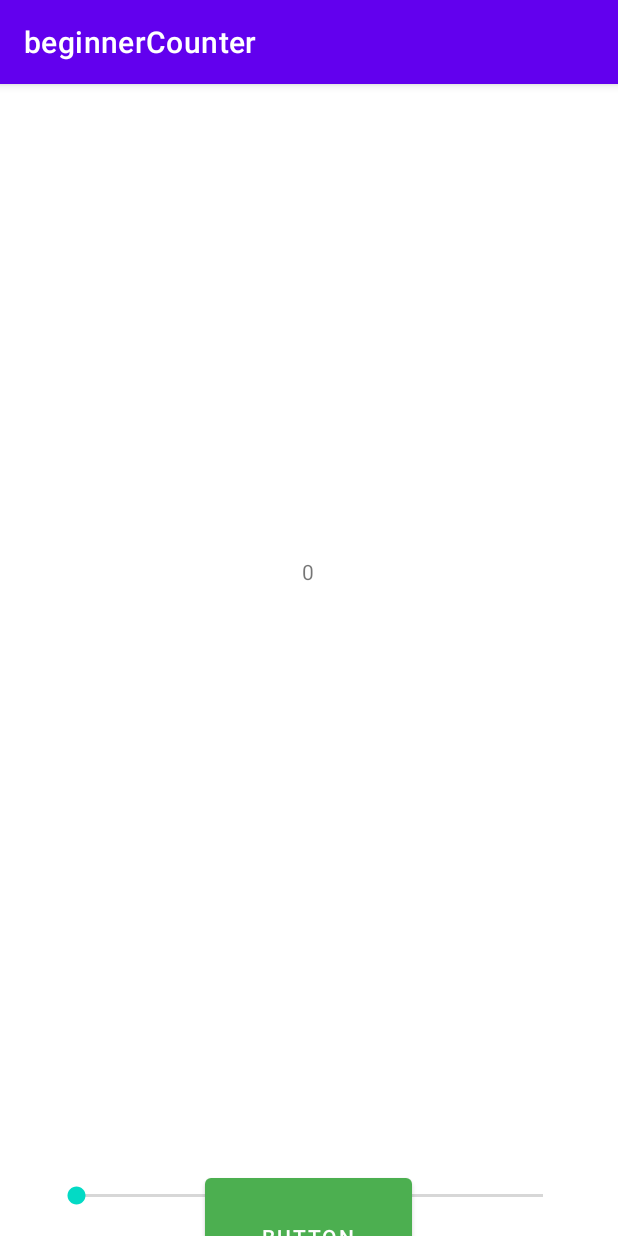
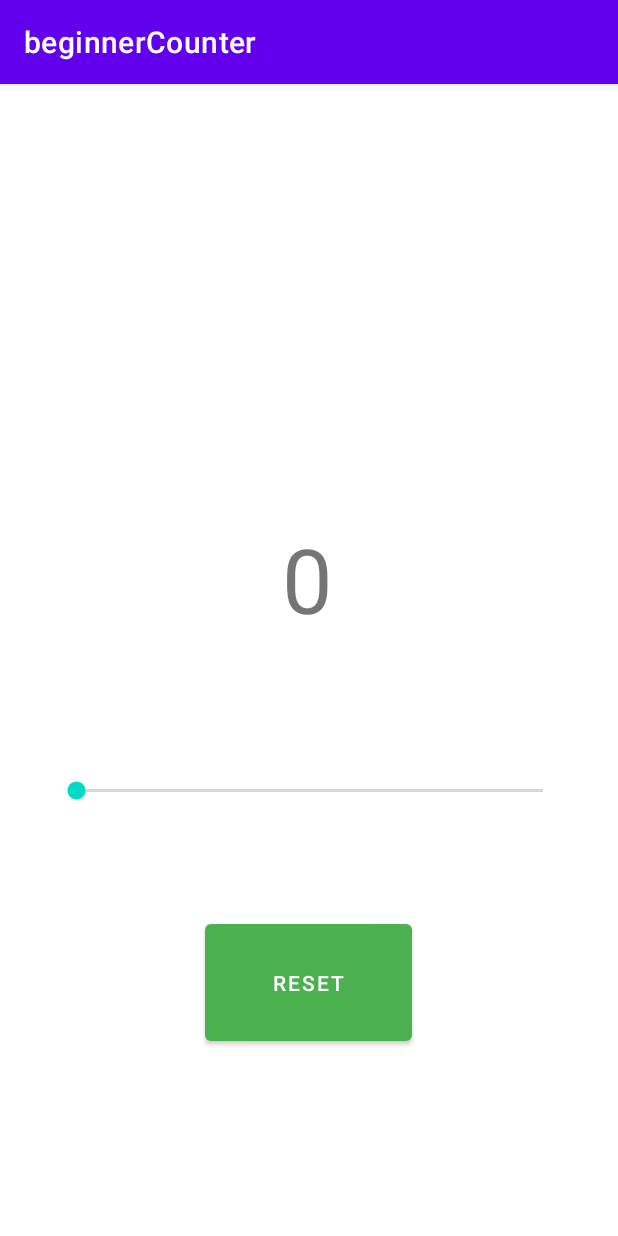
Before and after one commit to jpromanonet/beginnerCounterWithKotlin, an Android app: the screen it shows after launch (MainActivity), on a phone screen of 412 x 824 dp. Run offline under Robolectric (Android 15) with nearby library versions, the phone set to English and light mode, and no system bars.

Commit message:
Text view modification

```diff
--- a/app/src/main/res/layout/activity_main.xml
+++ b/app/src/main/res/layout/activity_main.xml
@@ -10,16 +10,18 @@
         android:id="@+id/seekBar"
         android:layout_width="343dp"
         android:layout_height="53dp"
+        android:layout_marginBottom="196dp"
         app:layout_constraintBottom_toBottomOf="parent"
         app:layout_constraintEnd_toEndOf="parent"
         app:layout_constraintStart_toStartOf="parent"
-        app:layout_constraintTop_toBottomOf="@+id/textView" />
+        app:layout_constraintTop_toBottomOf="@+id/textView_progress" />
 
     <TextView
         android:id="@+id/textView_progress"
         android:layout_width="wrap_content"
         android:layout_height="wrap_content"
         android:text="0"
+        android:textSize="60sp"
         app:layout_constraintBottom_toBottomOf="parent"
         app:layout_constraintHorizontal_bias="0.498"
         app:layout_constraintLeft_toLeftOf="parent"
@@ -28,11 +30,11 @@
         app:layout_constraintVertical_bias="0.421" />
 
     <Button
-        android:id="@+id/button"
+        android:id="@+id/button_reset"
         android:layout_width="138dp"
         android:layout_height="90dp"
         android:layout_marginTop="56dp"
-        android:text="Button"
+        android:text="Reset"
         app:backgroundTint="#4CAF50"
         app:layout_constraintBottom_toBottomOf="parent"
         app:layout_constraintEnd_toEndOf="parent"
```
